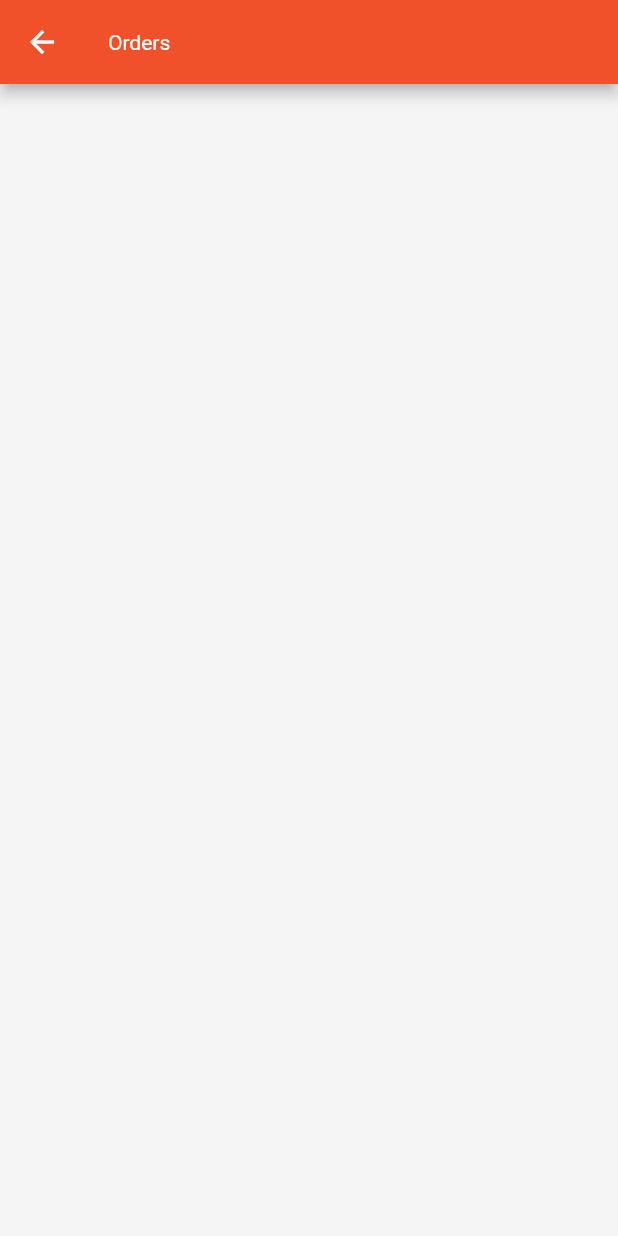
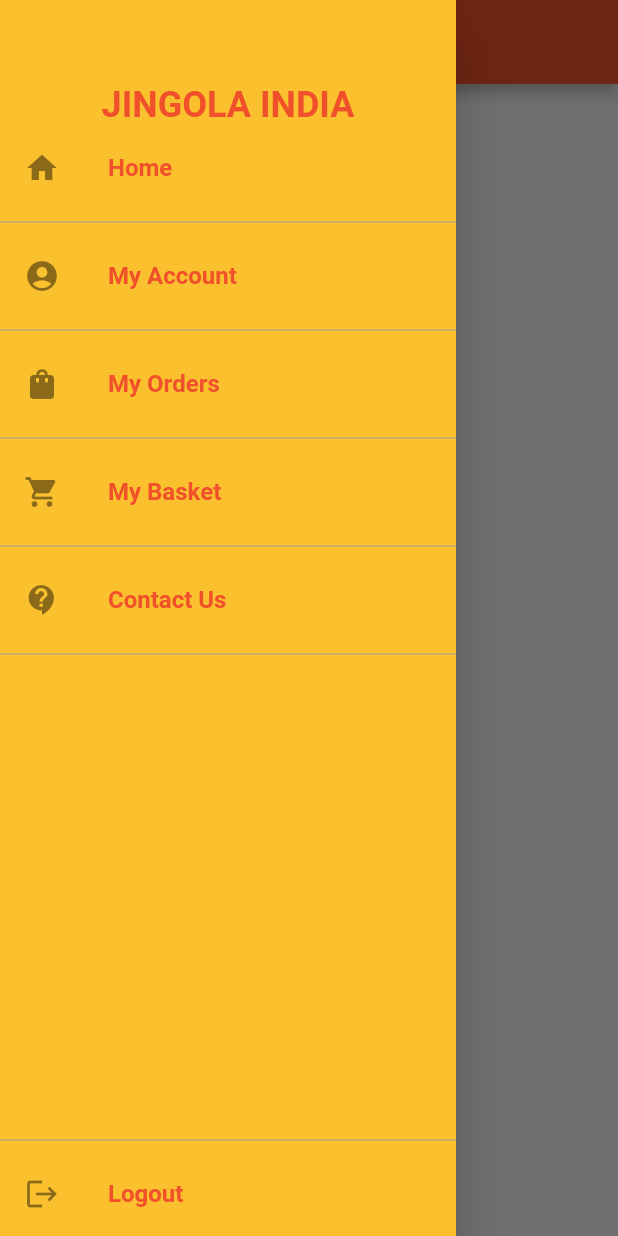
Before and after one commit to theVatsal3802/Jingola-Client, a Flutter app: the OrdersScreen screen opened by its route, with the side drawer open (before the commit the screen has no drawer), on a phone screen of 412 x 824 dp. Run offline on Flutter 3.47's test engine with Material 2 defaults, Android fonts, the light colour scheme and no system bars; our stand-ins replace cloud_firestore, firebase_auth, firebase_core; accounts and stored records are empty; Roboto replaces fonts that are missing (Futura).

Commit message:
Further Wroking on app

```diff
--- a/lib/functions/other_functions.dart
+++ b/lib/functions/other_functions.dart
@@ -49,6 +49,22 @@ class OtherFunctions {
     );
   }
 
+  static Future<List> getOrders() async {
+    final pastOrders = await FirebaseFirestore.instance
+        .collection("users")
+        .doc(FirebaseAuth.instance.currentUser!.uid)
+        .get();
+    pastOrders.get("pastOrders");
+    final List orders = pastOrders.get("pastOrders");
+    return orders;
+  }
+
+  static List<List> getItemFromMap(Map<String, dynamic> items) {
+    List a = List.from(items.keys);
+    List b = List.from(items.values);
+    return [a, b];
+  }
+
   static Future<void> saveUser({
     required String name,
     required String userId,
@@ -61,6 +77,17 @@ class OtherFunctions {
         "basket": {"basketItems": {}, "subtotal": "0"},
         "pastOrders": [],
         "vouchersUsed": [],
+      },
+    );
+  }
+
+  static Future<void> updateUser({
+    required String name,
+  }) async {
+    User? user = FirebaseAuth.instance.currentUser;
+    await FirebaseFirestore.instance.collection("users").doc(user!.uid).update(
+      {
+        "name": name,
       },
     );
   }
--- a/lib/main.dart
+++ b/lib/main.dart
@@ -13,6 +13,8 @@ import './screens/voucher_screen.dart';
 import './screens/auth_screen.dart';
 import './screens/new_user_screen.dart';
 import './config/theme.dart';
+import './screens/contact_us_screen.dart';
+import './screens/my_account_screen.dart';
 
 void main() async {
   WidgetsFlutterBinding.ensureInitialized();
@@ -53,6 +55,8 @@ class MyApp extends StatelessWidget {
         OrdersScreen.routeName: (context) => const OrdersScreen(),
         NewUserScreen.routeName: (context) => const NewUserScreen(),
         VoucherScreen.routeName: (context) => const VoucherScreen(),
+        MyAccountScreen.routeName: (context) => const MyAccountScreen(),
+        ContactUsScreen.routeName: (context) => const ContactUsScreen(),
       },
     );
   }
--- a/lib/screens/basket_screen.dart
+++ b/lib/screens/basket_screen.dart
@@ -4,6 +4,7 @@ import 'package:flutter/material.dart';
 
 import '../functions/other_functions.dart';
 import '../widgets/basket_item_tile.dart';
+import '../widgets/custom_drawer.dart';
 
 class BasketScreen extends StatelessWidget {
   static const routeName = "/basket";
@@ -14,6 +15,7 @@ class BasketScreen extends StatelessWidget {
   @override
   Widget build(BuildContext context) {
     return Scaffold(
+      drawer: const CustomDrawer(),
       appBar: AppBar(
         title: Text(
           "Basket",
--- a/lib/screens/home_screen.dart
+++ b/lib/screens/home_screen.dart
@@ -6,6 +6,7 @@ import '../widgets/category_box.dart';
 import '../widgets/promo_box.dart';
 import '../models/voucher_model.dart';
 import '../widgets/custom_appbar.dart';
+import '../widgets/custom_drawer.dart';
 
 class HomeScreen extends StatelessWidget {
   static const routeName = "/home";
@@ -15,7 +16,7 @@ class HomeScreen extends StatelessWidget {
   Widget build(BuildContext context) {
     return Scaffold(
       appBar: const CustomAppBar(),
-      drawer: const Drawer(),
+      drawer: const CustomDrawer(),
       backgroundColor: Theme.of(context).colorScheme.background,
       body: SingleChildScrollView(
         child: Padding(
--- a/lib/screens/new_user_screen.dart
+++ b/lib/screens/new_user_screen.dart
@@ -109,6 +109,7 @@ class _NewUserScreenState extends State<NewUserScreen> {
                       if (!isLoading)
                         ElevatedButton(
                           onPressed: () async {
+                            FocusScope.of(context).unfocus();
                             setState(() {
                               isLoading = !isLoading;
                             });
--- a/lib/screens/orders_screen.dart
+++ b/lib/screens/orders_screen.dart
@@ -1,4 +1,8 @@
 import 'package:flutter/material.dart';
+
+import '../widgets/custom_drawer.dart';
+import '../functions/other_functions.dart';
+import '../widgets/order_tile.dart';
 
 class OrdersScreen extends StatelessWidget {
   static const routeName = "/orders";
@@ -7,10 +11,57 @@ class OrdersScreen extends StatelessWidget {
   @override
   Widget build(BuildContext context) {
     return Scaffold(
+      drawer: const CustomDrawer(),
       backgroundColor: Theme.of(context).colorScheme.background,
       appBar: AppBar(
-        title: const Text(
+        title: Text(
           "Orders",
+          textScaleFactor: 1,
+          style: Theme.of(context).textTheme.headline5!.copyWith(
+                color: Colors.white,
+              ),
+        ),
+      ),
+      body: SingleChildScrollView(
+        child: Padding(
+          padding: const EdgeInsets.all(20),
+          child: Column(
+            crossAxisAlignment: CrossAxisAlignment.start,
+            children: [
+              Text(
+                "Your past Orders",
+                textScaleFactor: 1,
+                style: Theme.of(context)
+                    .textTheme
+                    .headline4!
+                    .copyWith(color: Theme.of(context).colorScheme.primary),
+              ),
+              const SizedBox(
+                height: 30,
+              ),
+              FutureBuilder(
+                future: OtherFunctions.getOrders(),
+                builder: (context, snapshot) {
+                  if (snapshot.connectionState == ConnectionState.waiting) {
+                    return const Center(
+                      child: CircularProgressIndicator.adaptive(),
+                    );
+                  }
+                  return ListView.builder(
+                    shrinkWrap: true,
+                    physics: const NeverScrollableScrollPhysics(),
+                    itemBuilder: (context, index) {
+                      return OrderTile(
+                        order: snapshot.data![index],
+                      );
+                    },
+                    itemCount:
+                        snapshot.data != null ? snapshot.data!.length : 0,
+                  );
+                },
+              ),
+            ],
+          ),
         ),
       ),
     );
--- /dev/null
+++ b/lib/widgets/custom_drawer.dart
@@ -0,0 +1,144 @@
+import 'package:firebase_auth/firebase_auth.dart';
+import 'package:flutter/material.dart';
+
+import '../screens/home_screen.dart';
+import '../screens/my_account_screen.dart';
+import '../screens/auth_screen.dart';
+import '../screens/orders_screen.dart';
+import '../screens/basket_screen.dart';
+import '../screens/contact_us_screen.dart';
+
+class CustomDrawer extends StatelessWidget {
+  const CustomDrawer({super.key});
+
+  @override
+  Widget build(BuildContext context) {
+    return Drawer(
+      backgroundColor: Theme.of(context).colorScheme.secondary,
+      child: Column(
+        children: [
+          const SizedBox(
+            height: 56,
+          ),
+          Center(
+            child: Text(
+              "JINGOLA INDIA",
+              textScaleFactor: 1,
+              style: Theme.of(context).textTheme.headline2!.copyWith(
+                    color: Theme.of(context).colorScheme.primary,
+                  ),
+            ),
+          ),
+          ListTile(
+            onTap: () {
+              Navigator.of(context).pushReplacementNamed(HomeScreen.routeName);
+            },
+            leading: const Icon(Icons.home),
+            title: Text(
+              "Home",
+              textScaleFactor: 1,
+              style: Theme.of(context).textTheme.headline4!.copyWith(
+                    color: Theme.of(context).colorScheme.primary,
+                  ),
+            ),
+          ),
+          const Divider(
+            color: Colors.grey,
+          ),
+          ListTile(
+            onTap: () {
+              Navigator.of(context)
+                  .pushReplacementNamed(MyAccountScreen.routeName);
+            },
+            leading: const Icon(Icons.account_circle),
+            title: Text(
+              "My Account",
+              textScaleFactor: 1,
+              style: Theme.of(context).textTheme.headline4!.copyWith(
+                    color: Theme.of(context).colorScheme.primary,
+                  ),
+            ),
+          ),
+          const Divider(
+            color: Colors.grey,
+          ),
+          ListTile(
+            onTap: () {
+              Navigator.of(context)
+                  .pushReplacementNamed(OrdersScreen.routeName);
+            },
+            leading: const Icon(Icons.shopping_bag),
+            title: Text(
+              "My Orders",
+              textScaleFactor: 1,
+              style: Theme.of(context).textTheme.headline4!.copyWith(
+                    color: Theme.of(context).colorScheme.primary,
+                  ),
+            ),
+          ),
+          const Divider(
+            color: Colors.grey,
+          ),
+          ListTile(
+            onTap: () {
+              Navigator.of(context)
+                  .pushReplacementNamed(BasketScreen.routeName);
+            },
+            leading: const Icon(Icons.shopping_cart),
+            title: Text(
+              "My Basket",
+              textScaleFactor: 1,
+              style: Theme.of(context).textTheme.headline4!.copyWith(
+                    color: Theme.of(context).colorScheme.primary,
+                  ),
+            ),
+          ),
+          const Divider(
+            color: Colors.grey,
+          ),
+          ListTile(
+            onTap: () {
+              Navigator.of(context)
+                  .pushReplacementNamed(ContactUsScreen.routeName);
+            },
+            leading: const Icon(Icons.contact_support),
+            title: Text(
+              "Contact Us",
+              textScaleFactor: 1,
+              style: Theme.of(context).textTheme.headline4!.copyWith(
+                    color: Theme.of(context).colorScheme.primary,
+                  ),
+            ),
+          ),
+          const Divider(
+            color: Colors.grey,
+          ),
+          const Spacer(),
+          const Divider(
+            color: Colors.grey,
+          ),
+          ListTile(
+            onTap: () async {
+              await FirebaseAuth.instance.signOut().then(
+                (_) {
+                  Navigator.of(context).pushNamedAndRemoveUntil(
+                    AuthScreen.routeName,
+                    (route) => false,
+                  );
+                },
+              );
+            },
+            leading: const Icon(Icons.logout),
+            title: Text(
+              "Logout",
+              textScaleFactor: 1,
+              style: Theme.of(context).textTheme.headline4!.copyWith(
+                    color: Theme.of(context).colorScheme.primary,
+                  ),
+            ),
+          ),
+        ],
+      ),
+    );
+  }
+}
```
Also changed, not shown: lib/screens/contact_us_screen.dart (added, +96 -0 lines), lib/screens/my_account_screen.dart (added, +167 -0 lines), lib/widgets/custom_appbar.dart (+0 -17 lines), lib/widgets/order_tile.dart (added, +88 -0 lines).
